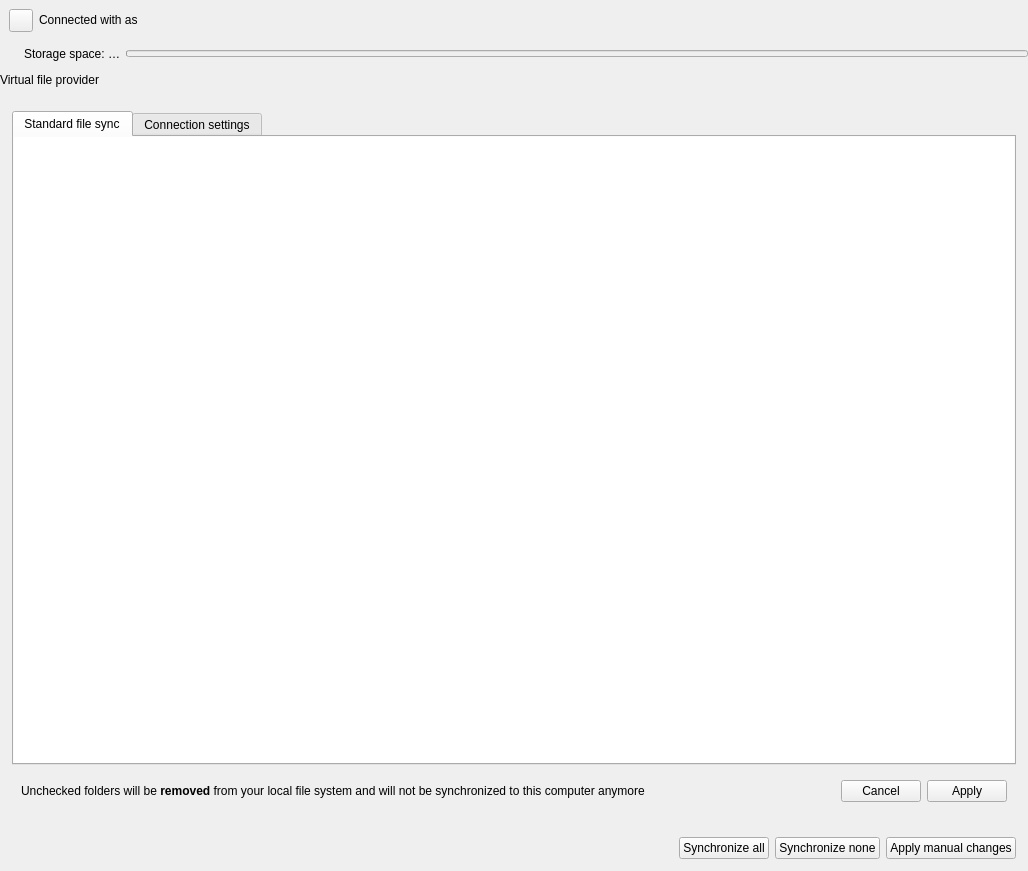
Old version of the form src/gui/accountsettings.ui in the repository nextcloud/desktop.
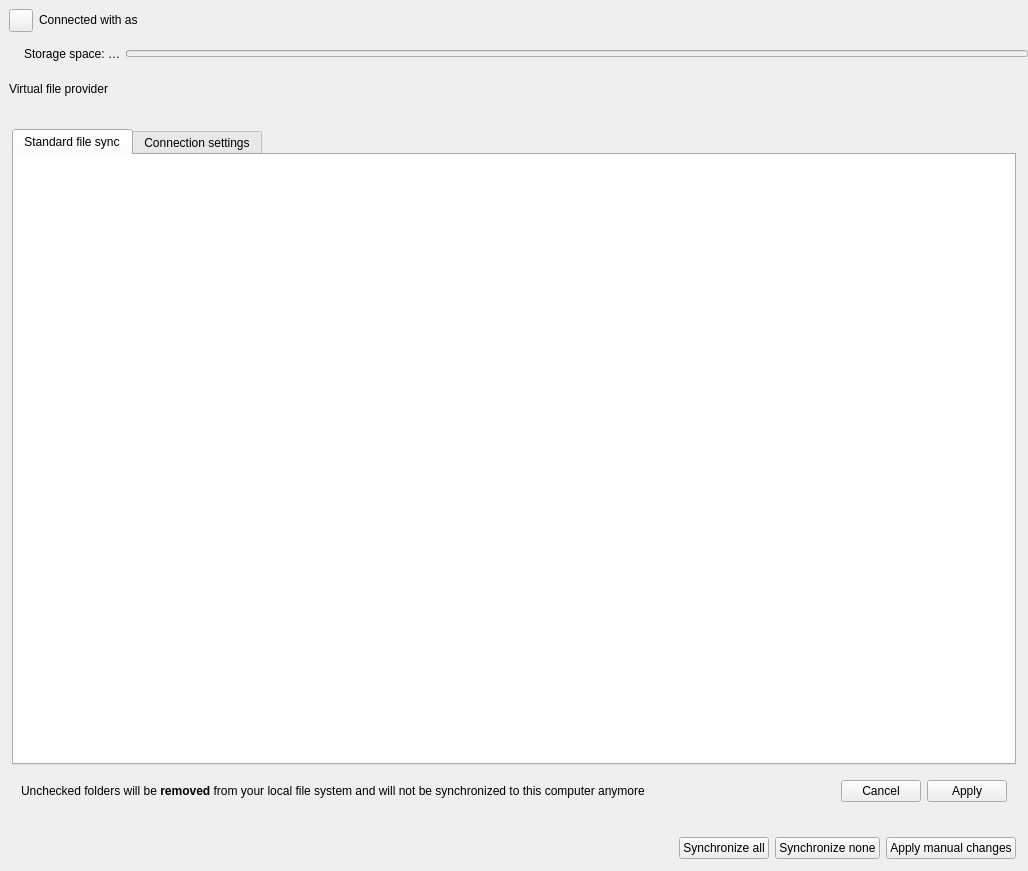
New version of the form. Custom widgets are drawn as their Qt base class.

Commit message: VFS box remove 0 margins

Patch:
```diff
--- a/src/gui/accountsettings.ui
+++ b/src/gui/accountsettings.ui
@@ -167,18 +167,6 @@
       <enum>QFrame::NoFrame</enum>
      </property>
      <layout class="QVBoxLayout" name="fileProviderPanelLayout">
-      <property name="leftMargin">
-       <number>0</number>
-      </property>
-      <property name="topMargin">
-       <number>0</number>
-      </property>
-      <property name="rightMargin">
-       <number>0</number>
-      </property>
-      <property name="bottomMargin">
-       <number>0</number>
-      </property>
       <item>
        <widget class="QLabel" name="fileProviderPanelTitle">
         <property name="text">
```
